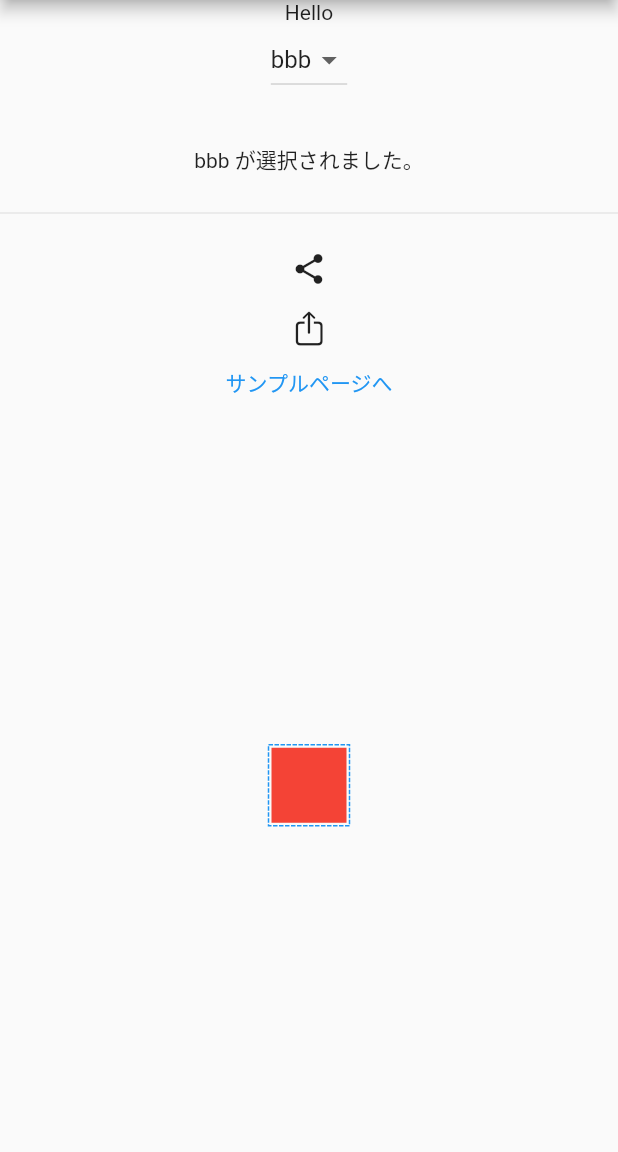
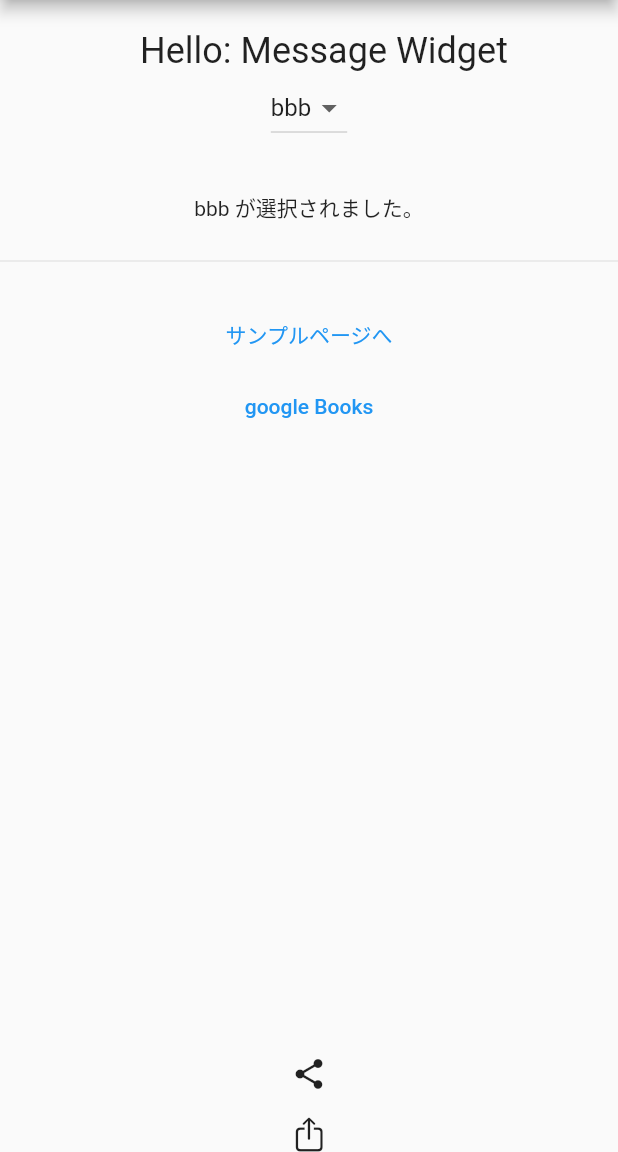
Before and after one commit to eno-conan/flutter_udemy, a Flutter app: the screen it shows after launch, on a phone screen of 412 x 824 dp, the part 84-1236 px from its top. Run offline on Flutter 3.47's test engine with Material 2 defaults, Android fonts, the light colour scheme and no system bars; drawn by our look-alikes of dotted_border; our stand-ins replace dio, drift, loading_animation_widget, sliding_up_panel, url_strategy; missing offline and left inert: idb_shim; accounts and stored records are empty; generated files the repository leaves out were written again.

Commit message:
googleBookからデータを取得するページを作成 ローディングの表示を追加

```diff
--- a/dropdown_sample/lib/main.dart
+++ b/dropdown_sample/lib/main.dart
@@ -1,5 +1,6 @@
-import 'package:dropdown_sample/dropdown.dart';
+import 'package:dropdown_sample/pages/dropdown.dart';
 import 'package:dropdown_sample/pages/first_page.dart';
+import 'package:dropdown_sample/pages/google_books.dart';
 import 'package:dropdown_sample/pages/new_file.dart';
 import 'package:flutter/material.dart';
 import 'package:flutter/cupertino.dart';
@@ -34,18 +35,14 @@ class SamplePage extends StatelessWidget {
         body: Center(
           child: Column(
             children: <Widget>[
-              MyText(message: 'Hello'),
-              const DropDownPage(),
+              MyText(message: 'Hello: Message Widget'),
+              const DropDownPage(), //プルダウン表示
               const Divider(
                 height: 50,
               ),
-              Icon(Icons.share),
-              SizedBox(
-                height: 16,
-              ),
-              Icon(CupertinoIcons.share),
+              // 別ページ遷移
               TextButton(
-                child: Text("サンプルページへ"),
+                child: const Text("サンプルページへ"),
                 onPressed: () {
                   // （1） 指定した画面に遷移する
                   Navigator.push(
@@ -55,16 +52,23 @@ class SamplePage extends StatelessWidget {
                           builder: (context) => FirstPage()));
                 },
               ),
-              const Spacer(),
-              DottedBorder(
-                color: Colors.blue,
-                child: Container(
-                  width: 50,
-                  height: 50,
-                  color: Colors.red,
-                ),
+              TextButton(
+                child: const Text("google Books"),
+                onPressed: () {
+                  // （1） 指定した画面に遷移する
+                  Navigator.push(
+                      context,
+                      MaterialPageRoute(
+                          // （2） 実際に表示するページ(ウィジェット)を指定する
+                          builder: (context) => GoogleBooks()));
+                },
               ),
               const Spacer(),
+              const Icon(Icons.share),
+              const SizedBox(
+                height: 16,
+              ),
+              const Icon(CupertinoIcons.share), //アイコン（ダウンロードみたいな）
             ],
           ),
         ));
--- a/dropdown_sample/lib/pages/new_file.dart
+++ b/dropdown_sample/lib/pages/new_file.dart
@@ -7,6 +7,13 @@ class MyText extends StatelessWidget {
 
   @override
   Widget build(BuildContext context) {
-    return Text(message);
+    return Container(
+        margin: const EdgeInsets.only(top: 20, left: 20),
+        child: Text(
+          message,
+          style: const TextStyle(
+            fontSize: 24,
+          ),
+        ));
   }
 }
--- a/dropdown_sample/pubspec.yaml
+++ b/dropdown_sample/pubspec.yaml
@@ -37,6 +37,9 @@ dependencies:
   # Use with the CupertinoIcons class for iOS style icons.
   cupertino_icons: ^1.0.2
   dotted_border: ^2.0.0+3
+  sliding_up_panel: ^2.0.0+1
+  http: ^0.13.5
+  loading_animation_widget: ^1.2.0+4
 
 dev_dependencies:
   flutter_test:
```
Also changed, not shown: dropdown_sample/lib/pages/first_page.dart (+21 -2 lines), dropdown_sample/lib/pages/google_books.dart (added, +89 -0 lines), dropdown_sample/lib/pages/init_main.dart (deleted, +0 -115 lines), dropdown_sample/lib/pages/dropdown.dart (renamed from dropdown_sample/lib/dropdown.dart), dropdown_sample/pubspec.lock, 1 other file.
